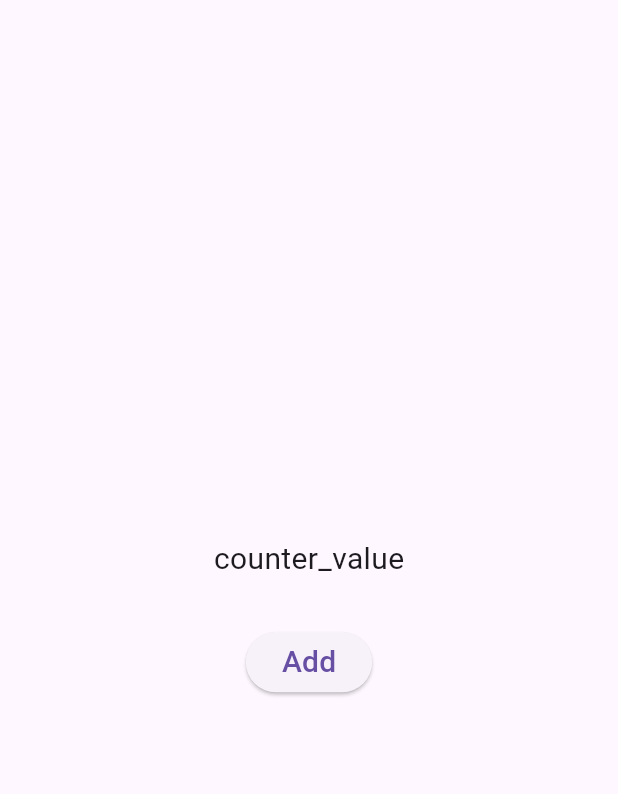
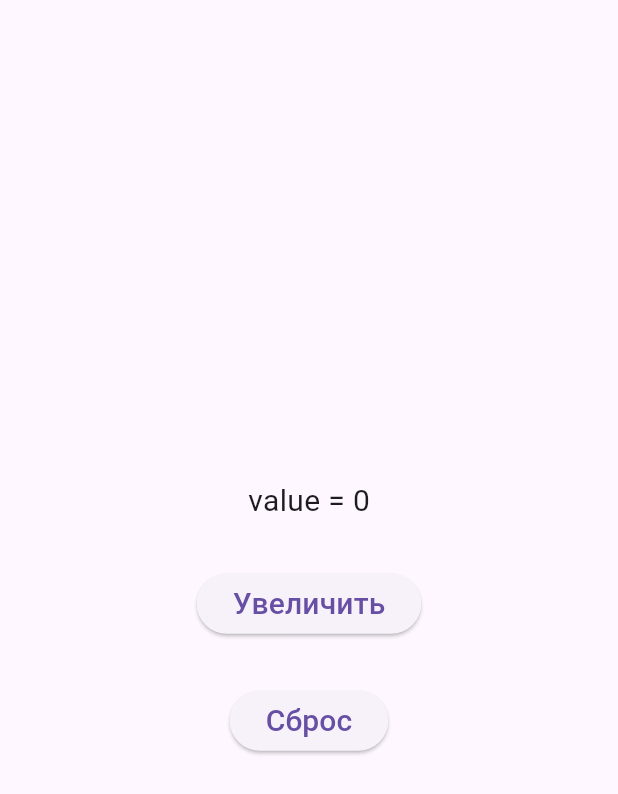
Before and after one commit to devabacus/shared_with_firebase, a Flutter app: the CounterPage screen opened directly, on a phone screen of 412 x 824 dp. Shown: the top 794 px of the screen. Run offline on Flutter 3.47's test engine with Material 3 defaults, Android fonts, the light colour scheme and no system bars; our stand-ins replace flutter_riverpod, hooks_riverpod, riverpod_annotation, shared_preferences; accounts and stored records are empty; generated files the repository leaves out were written again; statements that could not run were skipped.

Commit message:
all work, gonna do textStyle

```diff
--- a/lib/features/counter/data/providers/repository_providers.dart
+++ b/lib/features/counter/data/providers/repository_providers.dart
@@ -2,6 +2,7 @@ import 'package:flutter_riverpod/flutter_riverpod.dart';
 import 'package:riverpod_annotation/riverpod_annotation.dart';
 import 'package:shared_with_firebase/features/counter/data/repositories/counter_repository.dart';
 
+part 'repository_providers.g.dart';
 
 @riverpod
 CounterRepository counterRepository (Ref ref) {
--- a/lib/features/counter/presentation/pages/counter_page.dart
+++ b/lib/features/counter/presentation/pages/counter_page.dart
@@ -1,19 +1,30 @@
 import 'package:flutter/material.dart';
 import 'package:flutter_riverpod/flutter_riverpod.dart';
+import 'package:shared_with_firebase/features/counter/domain/providers/counter.dart';
 
 class CounterPage extends ConsumerWidget {
   const CounterPage({super.key});
 
   @override
   Widget build(BuildContext context, WidgetRef ref) {
+    final counter = ref.watch(counterProvider);
+
+
     return Scaffold(
       body: Center(
         child: Column(
           mainAxisAlignment: MainAxisAlignment.center,
           children: [
-            Text("counter_value", style: TextStyle(fontSize: 20)),
+            switch (counter) {
+              AsyncData(:final value) => Text("value = $value", style: TextStyle(fontSize: 20)),
+              AsyncError(:final error) => Text("error $error", style: TextStyle(fontSize: 20)),
+              _ => CircularProgressIndicator()
+            },
+
             SizedBox(height: 30),
-            ElevatedButton(onPressed: (){}, child: Text("Add", style: TextStyle(fontSize: 20)),)
+            ElevatedButton(onPressed:() => ref.read(counterProvider.notifier).increment(), child: Text("Увеличить", style: TextStyle(fontSize: 20)),),
+            SizedBox(height: 30),
+            ElevatedButton(onPressed:() => ref.read(counterProvider.notifier).reset(), child: Text("Сброс", style: TextStyle(fontSize: 20)),)
           ],
         ),
       ),
--- a/lib/main.dart
+++ b/lib/main.dart
@@ -1,9 +1,10 @@
 
 import 'package:flutter/material.dart';
+import 'package:hooks_riverpod/hooks_riverpod.dart';
 // import 'package:shared_with_firebase/presentation/presentation/pages/home_page.dart';
 import 'package:shared_with_firebase/presentation/pages/index.dart';
 
 
 void main() {
-  runApp(const MyApp());
+  runApp(ProviderScope(child: MyApp()));
 }
```
Also changed, not shown: lib/features/counter/domain/providers/counter.dart (+23 -8 lines), lib/features/counter/data/providers/repository_providers.g.dart (added), lib/features/counter/domain/providers/counter.g.dart (added).
